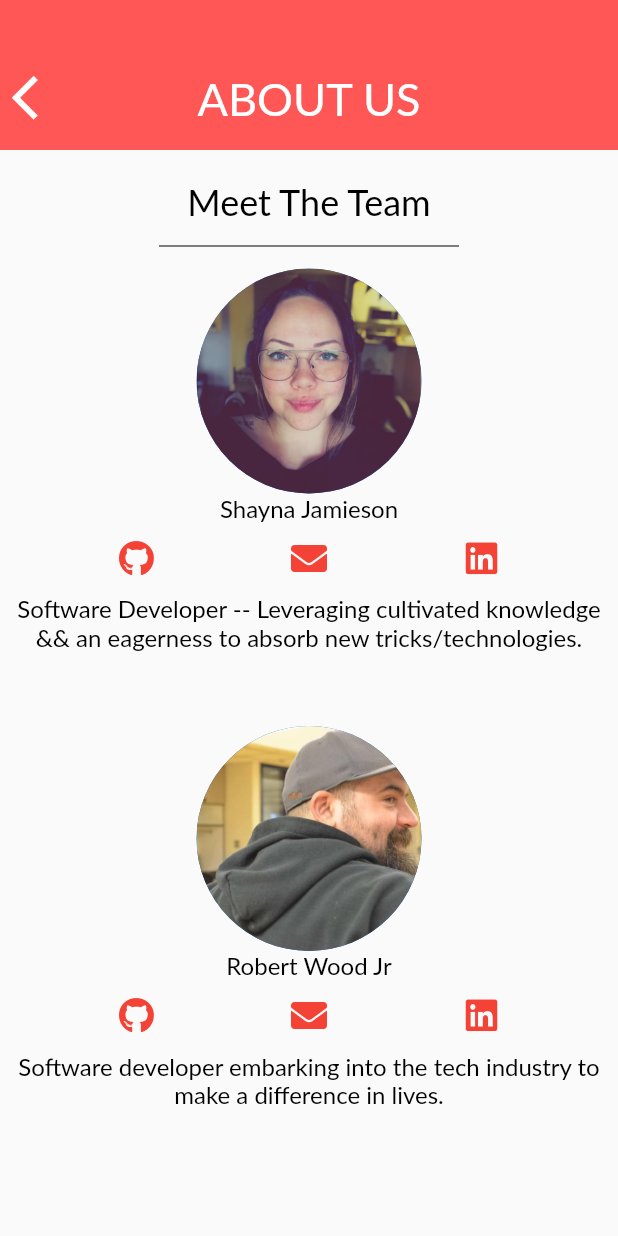
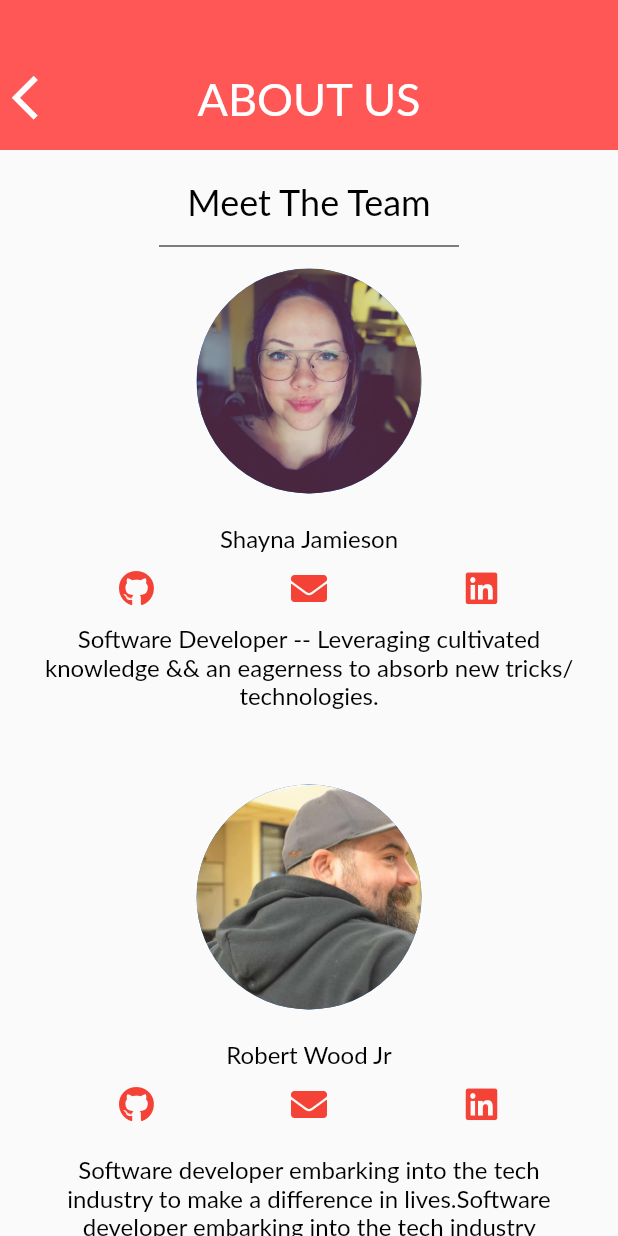
Before and after one commit to jamiesonshayna/LookToTheCook, a Flutter app: the AboutUsScreen screen opened by its route, on a phone screen of 412 x 824 dp. Run offline on Flutter 3.47's test engine with Material 2 defaults, Android fonts, the phone set to English and light mode, and no system bars; our stand-ins replace font_awesome_flutter; Roboto replaces fonts that are missing (Lato).

Commit message:
added scrolling and some padding

```diff
--- a/look_to_the_cook/lib/views/aboutus_screen.dart
+++ b/look_to_the_cook/lib/views/aboutus_screen.dart
@@ -39,7 +39,11 @@ class AboutUsScreen extends StatelessWidget {
         ),
       ),
 
-      body: Column(
+      body: SingleChildScrollView(
+          child: Stack(
+
+          children: <Widget>[
+            Column(
               children: <Widget>[
                 SizedBox(
                   height: 20.0,
@@ -60,10 +64,13 @@ class AboutUsScreen extends StatelessWidget {
                   radius: 75.0,
                   backgroundImage: AssetImage('images/js_prof.png'),
                 ),
-            NormalText(
+                Padding(
+                  padding: EdgeInsets.only( top: 20.0),
+                  child: NormalText(
                     text: "Shayna Jamieson",
                     textSize: 16,
                     textColor : Colors.black,
+                  ),
                 ),
                 Row(
                     mainAxisAlignment: MainAxisAlignment.spaceEvenly,
@@ -82,10 +89,13 @@ class AboutUsScreen extends StatelessWidget {
                       ),
 
                     ]),
-            NormalText(
+                Padding(
+                  padding: const EdgeInsets.symmetric(horizontal: 25.0),
+                  child: NormalText(
                     text: "Software Developer -- Leveraging cultivated knowledge && an eagerness to absorb new tricks/technologies.",
                     textSize: 16,
                     textColor : Colors.black,
+                  ),
                 ),
 
                 SizedBox(
@@ -96,10 +106,13 @@ class AboutUsScreen extends StatelessWidget {
                   radius: 75.0,
                   backgroundImage: AssetImage('images/rw_prof.jpg'),
                 ),
-            NormalText(
+                Padding(
+                  padding: const EdgeInsets.only(top: 20.0),
+                  child: NormalText(
                     text: "Robert Wood Jr",
                     textSize: 16,
                     textColor : Colors.black,
+                  ),
                 ),
                 Row(
                     mainAxisAlignment: MainAxisAlignment.spaceEvenly,
@@ -117,13 +130,21 @@ class AboutUsScreen extends StatelessWidget {
                         whichIcon: FontAwesomeIcons.linkedin,
                       ),
                     ]),
-            NormalText(
+                Padding(
+                  padding: const EdgeInsets.only( left: 25.0, top: 10.0, right: 25.0, bottom: 100.0),
+                  child: NormalText(
                     text: "Software developer embarking into the tech industry "
-                  "to make a difference in lives.",
+                        "to make a difference in lives.Software developer embarking into the tech industry ",
                     textSize: 16,
                     textColor : Colors.black,
                   ),
-          ]
+                ),
+              ],
+            ),
+
+
+          ],
+          ),
       )
     );
   }
```
Lines whose indentation alone changed are shown as unchanged.
